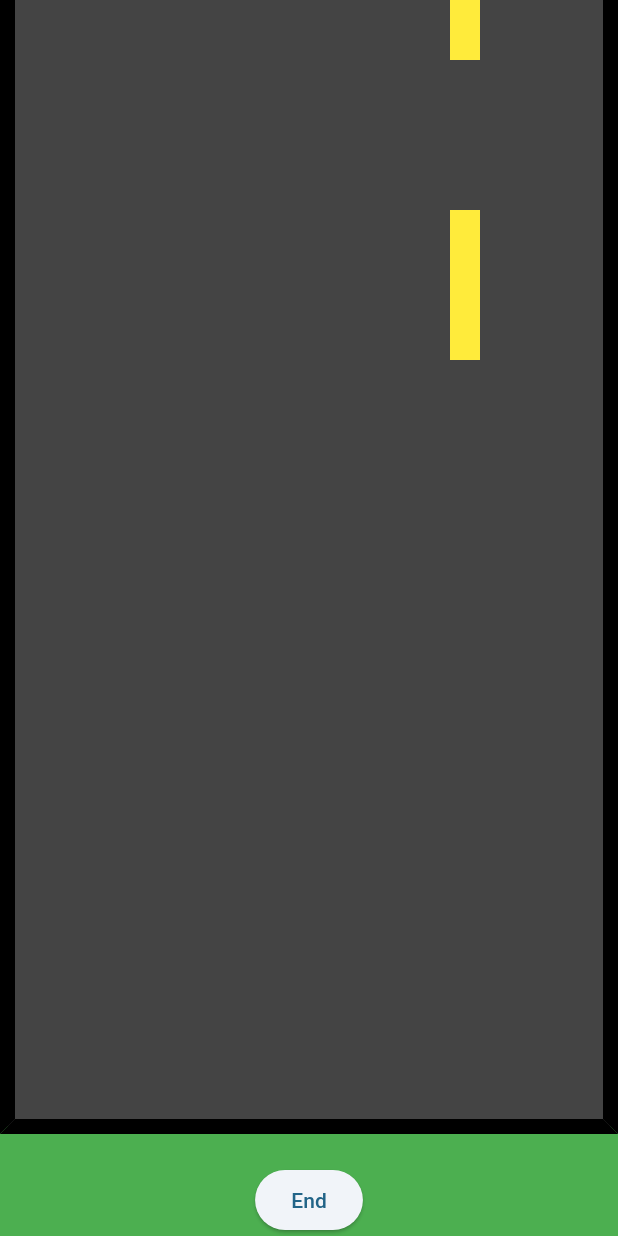
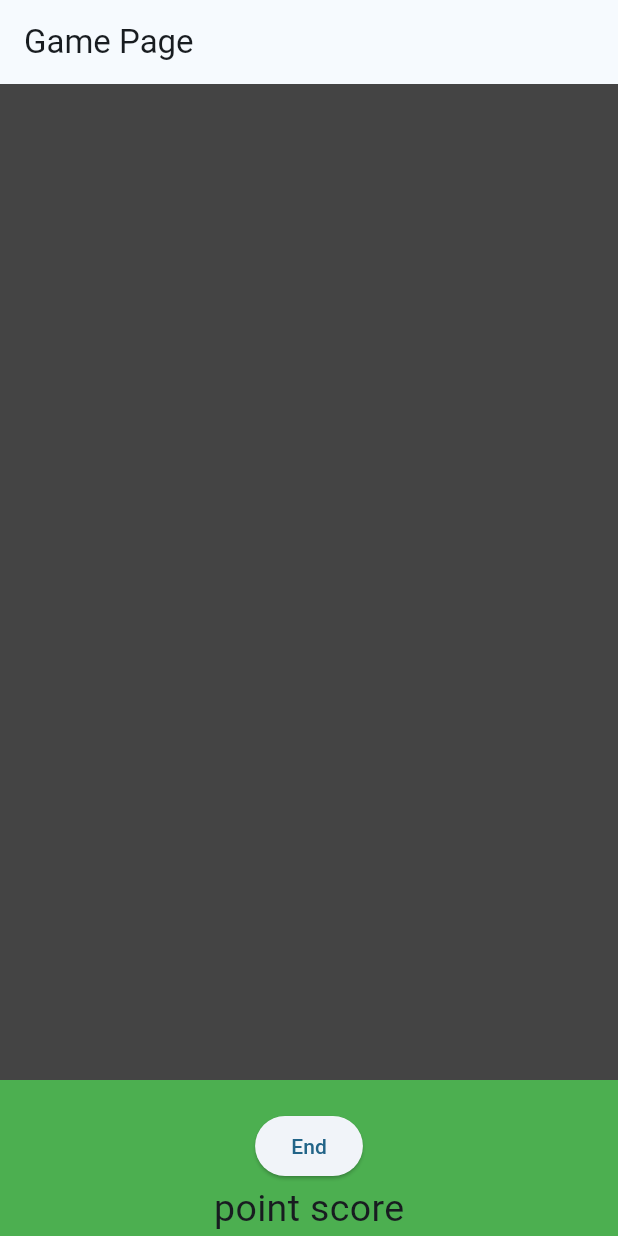
Before and after one commit to danielajgr/on-the-road-again, a Flutter app: the screen it shows after launch, after a tap on "Play", on a phone screen of 412 x 824 dp. Run offline on Flutter 3.47's test engine with Material 3 defaults, Android fonts, the phone set to English and light mode, and no system bars; our stand-ins replace sensors_plus.

Commit message:
Progress on point counter and display

```diff
--- a/flutter_application_1/lib/end.dart
+++ b/flutter_application_1/lib/end.dart
@@ -9,7 +9,8 @@ class EndPage extends StatelessWidget {
 
   @override
   Widget build(BuildContext context) {
-    PointCounter pointCounter;
+    final PointCounter pointCounter =
+        ModalRoute.of(context)!.settings.arguments as PointCounter;
     int points = pointCounter.getPoints();
     return Scaffold(
       appBar: AppBar(
@@ -32,8 +33,8 @@ class EndPage extends StatelessWidget {
         child: Column(
           mainAxisAlignment: MainAxisAlignment.center,
           children: <Widget>[
-            const Text(
-              'Your Score was: ${points}',
+            Text(
+              'Your Score was: $points',
               style: TextStyle(fontSize: 50),
             ),
             const Text(
--- a/flutter_application_1/lib/game.dart
+++ b/flutter_application_1/lib/game.dart
@@ -1,115 +1,58 @@
 import 'package:flutter/material.dart';
-import 'dart:async';
+import 'package:flutter_application_1/widgets/pointCounter.dart';
+import 'package:flutter_application_1/widgets/obstacle.dart';
+import 'end.dart';
 
-class GamePage extends StatefulWidget {
+class GamePage extends StatelessWidget {
   const GamePage({Key? key}) : super(key: key);
 
-  @override
-  _GamePageState createState() => _GamePageState();
-}
-
-class _GamePageState extends State<GamePage> {
-  double lineOffset = 0;
-  Timer? _timer;
-
-
-//median controller
-  @override
-  void initState() {
-    super.initState();
-    _timer = Timer.periodic(const Duration(milliseconds: 75), (timer) {
-      if (mounted) {
-        setState(() {
-          lineOffset += 10;
-          if (lineOffset >= 200) {
-            lineOffset = 0;
-          }
-        });
-      }
-    });
-  }
-
-//handle set state eorr when game restarts
-  @override
-  void dispose() {
-    _timer?.cancel();
-    super.dispose();
+  void startPoints() {
+    PointCounter pointCounter;
+    pointCounter = PointCounter();
+    pointCounter.reset();
+    pointCounter.start();
   }
 
   @override
   Widget build(BuildContext context) {
+    startPoints();
     return Scaffold(
+      appBar: AppBar(
+        title: const Text('Game Page'),
+        automaticallyImplyLeading: false, // get rid of back button
+      ),
       body: Container(
         color: Colors.green,
         child: Center(
           child: Column(
             mainAxisAlignment: MainAxisAlignment.center,
             children: <Widget>[
+              // road
               Expanded(
                 child: Container(
-                  width: 600,
-                  decoration: BoxDecoration(
-                    color: const Color.fromARGB(255, 68, 68, 68),
-                    //add borders
-                    border: Border(
-                      left: BorderSide(width: 10.0, color: Colors.black),
-                      right: BorderSide(width: 10.0, color: Colors.black),
-                      bottom: BorderSide(width: 10.0, color: Colors.black),
-                    ),
-                  ),
-
-                  //yellow rects
-                  child: Stack(
-                    children: [
-                      Positioned(
-                        top: lineOffset,
-                        left: 290, //
-                        child: _buildLine(),
-                      ),
-                      Positioned(
-                        top: lineOffset - 200,
-                        left: 290,
-                        child: _buildLine(),
-                      ),
-                      Positioned(
-                        top: lineOffset - 400,
-                        left: 290,
-                        child: _buildLine(),
-                      ),
-                      Positioned(
-                        top: lineOffset - 600,
-                        left: 290,
-                        child: _buildLine(),
-                      ),
-                      Positioned(
-                        top: lineOffset - 800,
-                        left: 290,
-                        child: _buildLine(),
-                      ),
-                    ],
-                  ),
+                  width: 500,
+                  color: const Color.fromARGB(255, 68, 68, 68),
                 ),
               ),
               const SizedBox(height: 20),
+              //test button to go to end.dart
               ElevatedButton(
+                /*
+                if obstacle.checkHit() = true then end, if not then continue
+                */
                 onPressed: () {
                   Navigator.pushNamed(context, '/end');
                 },
                 child: const Text('End'),
               ),
+              const Text(
+                'point score',
+                style: TextStyle(fontSize: 25),
+              )
             ],
           ),
         ),
       ),
     );
   }
-
-  // create a yellow median
-  Widget _buildLine() {
-    return Container(
-      width: 20,
-      height: 100,
-      color: Colors.yellow,
-    );
-  }
 }
--- a/flutter_application_1/lib/widgets/obstacle.dart
+++ b/flutter_application_1/lib/widgets/obstacle.dart
@@ -11,6 +11,10 @@ class Obstacle {
     hit = true;
   }
 
+  bool checkHit() {
+    return hit;
+  }
+
   void resetObstacles() {
     hit = false;
   }
```
